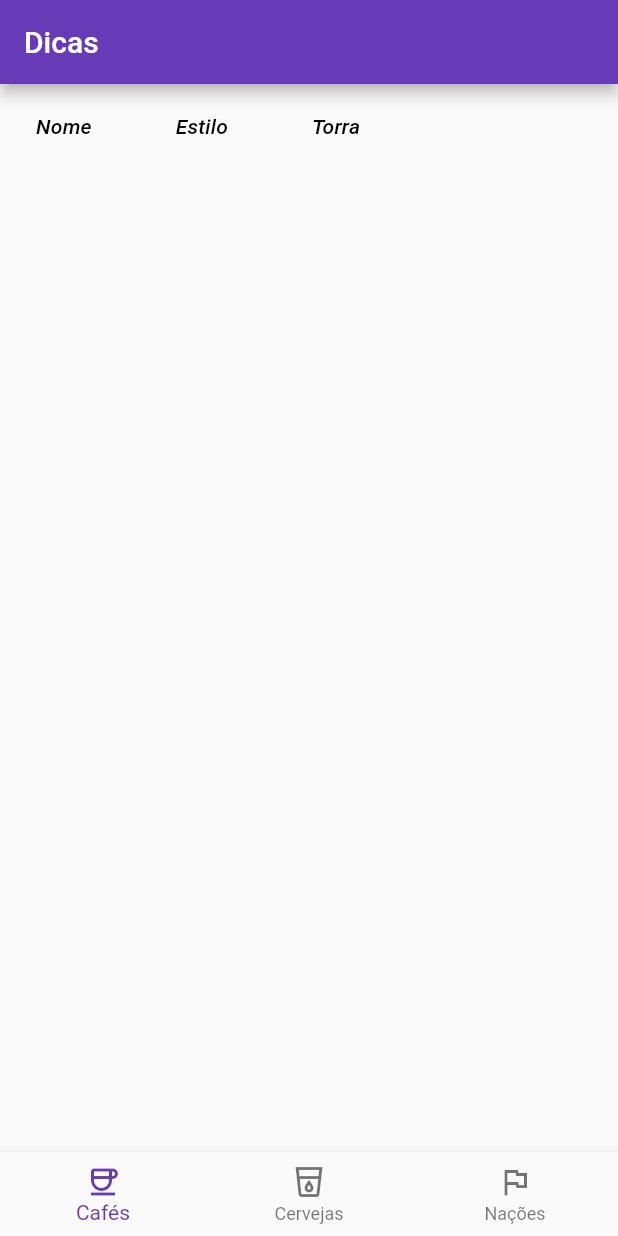
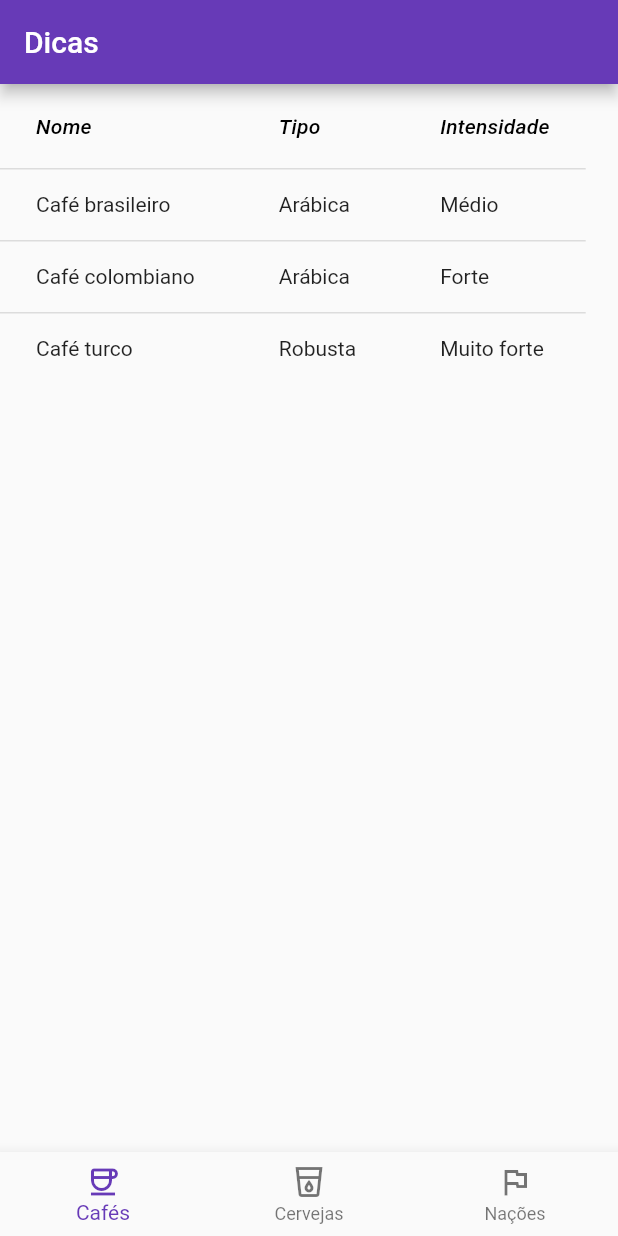
Before and after one commit to ErickBezerrar/POO-1, a Flutter app: the screen it shows after launch, on a phone screen of 412 x 824 dp. Run offline on Flutter 3.47's test engine with Material 2 defaults, Android fonts, the phone set to English and light mode, and no system bars; our stand-ins replace flutter_hooks; key blocks and very long unbroken strings in the code were emptied for the run.

Commit message:
Projeto flutter receita6 -> alterações DataService

```diff
--- a/receita6/lib/main.dart
+++ b/receita6/lib/main.dart
@@ -2,90 +2,157 @@ import 'package:flutter/material.dart';
 import 'package:flutter_hooks/flutter_hooks.dart';
 
 class DataService {
-  final ValueNotifier<List<Map<String, String>>> tableStateNotifier = new ValueNotifier([]);
-  int currentIndex = 0;
+  final ValueNotifier<List> tableStateNotifier = new ValueNotifier([]);
 
-  void carregar(index) {
-    currentIndex = index;
-    if (index == 0) {
-      carregarCafes();
-    } else if (index == 1) {
-      carregarCervejas();
-    } else if (index == 2) {
-      carregarNacoes();
+  final Map<int, List<Map<String, String>>> _dataMap = {
+    0: [
+      {
+        "name": "Café brasileiro",
+        "type": "Arábica",
+        "strength": "Médio"
+      },
+      {
+        "name": "Café colombiano",
+        "type": "Arábica",
+        "strength": "Forte"
+      },
+      {
+        "name": "Café turco",
+        "type": "Robusta",
+        "strength": "Muito forte"
+      }
+    ],
+
+    1: [
+      {
+        "name": "La Fin Du Monde",
+        "style": "Bock",
+        "ibu": "65"
+      },
+      {
+        "name": "Sapporo Premiume",
+        "style": "Sour Ale",
+        "ibu": "54"
+      },
+      {
+        "name": "Duvel",
+        "style": "Pilsner",
+        "ibu": "82"
+      }
+    ],
+
+    2: [
+      {
+        "name": "Brasil",
+        "continent": "América do Sul",
+        "population": "213,3 milhões"
+      },
+      {
+        "name": "Japão",
+        "continent": "Ásia",
+        "population": "126,5 milhões"
+      },
+      {
+        "name": "Itália",
+        "continent": "Europa",
+        "population": "60,4 milhões"
+      }
+    ],
+  };
+
+  void carregar(int index) {
+    tableStateNotifier.value = _dataMap[index] ?? [];
   }
 }
 
-  void carregarCervejas() {
-    tableStateNotifier.value = [
-      {"name": "La Fin Du Monde", "style": "Bock", "ibu": "65"},    ];
-  }
-
-  void carregarCafes() {
-    tableStateNotifier.value = [
-      {"name": "Café Brasil", "style": "Arábica", "torra": "Média"},    ];
-  }
-
-  void carregarNacoes() {
-    tableStateNotifier.value = [
-      {
-       "name": "Brasil",
-       "capital": "Brasília",
-       "populacao": "211 milhões"
-      },
-    ];
-  }
-}
 
 void main() {
   runApp(MyApp());
 }
 
-class MyApp extends StatelessWidget {
-  MyApp({Key? key}) : super(key: key);
+class MyApp extends StatefulWidget {
 
+  @override
+
+  _MyAppState createState() => _MyAppState();
+}
+
+class _MyAppState extends State<MyApp> {
   final DataService dataService = DataService();
 
+  int _selectedIndex = 0;
+
+  static const List<Map<String, dynamic>> _navBarItems = [
+    {
+      'label': 'Cafés',
+      'icon': Icon(Icons.coffee_outlined),
+      'columnNames': ['Nome', 'Tipo', 'Intensidade'],
+      'propertyNames': ['name', 'type', 'strength'],
+    },
+
+    {
+      'label': 'Cervejas',
+      'icon': Icon(Icons.local_drink_outlined),
+      'columnNames': ['Nome', 'Estilo', 'IBU'],
+      'propertyNames': ['name', 'style', 'ibu'],
+    },
+
+    {
+      'label': 'Nações',
+      'icon': Icon(Icons.flag_outlined),
+      'columnNames': ['Nome', 'Continente', 'População'],
+      'propertyNames': ['name', 'continent', 'population'],
+    },
+  ];
 
   @override
+
+  void initState() {
+    super.initState();
+    dataService.carregar(_selectedIndex);
+  }
+
+  void _onItemTapped(int index) {
+    setState(() {
+      _selectedIndex = index;
+      dataService.carregar(_selectedIndex);
+    });
+  }
+
+  @override
+
   Widget build(BuildContext context) {
+    final navBarItem = _navBarItems[_selectedIndex];
+
     return MaterialApp(
-      theme: ThemeData(primarySwatch: Colors.deepPurple),
+      theme: ThemeData(
+        primarySwatch: Colors.deepPurple,
+      ),
       debugShowCheckedModeBanner: false,
       home: Scaffold(
         appBar: AppBar(
-          title: const Text("Dicas"),
+          title: const Text('Dicas'),
         ),
-        body: ValueListenableBuilder(
+        body: ValueListenableBuilder<List>(
           valueListenable: dataService.tableStateNotifier,
-          builder: (_, value, __) {
-            switch (dataService.currentIndex) {
-              case 0:
+          builder: (context, value, child) {
             return DataTableWidget(
-                  jsonObjects: dataService.tableStateNotifier.value,
-                  propertyNames: ["name", "style", "torra"],
-                  columnNames: ["Nome", "Estilo", "Torra"],
+              jsonObjects: value,
+              columnNames: navBarItem['columnNames'],
+              propertyNames: navBarItem['propertyNames'],
             );
-              case 1:
-                return DataTableWidget(
-                  jsonObjects: dataService.tableStateNotifier.value,
-                  propertyNames: ["name", "style", "ibu"],
-                  columnNames: ["Nome", "Estilo", "IBU"],
-                );
-              case 2:
-                return DataTableWidget(
-                  jsonObjects: dataService.tableStateNotifier.value,
-                  propertyNames: ["name", "capital", "populacao"],
-                  columnNames: ["País", "Capital", "População"],
-                );
-              default:
-                return Container();
-            }
           },
         ),
-        bottomNavigationBar: NewNavBar(
-          itemSelectedCallback: dataService.carregar,
-          currentIndex: dataService.currentIndex,
+        bottomNavigationBar: BottomNavigationBar(
+          items: [
+            for (var item in _navBarItems)
+              BottomNavigationBarItem(
+                label: item['label'],
+                icon: item['icon'],
+              ),
+          ],
+          currentIndex: _selectedIndex,
+          onTap: _onItemTapped,
         ),
       ),
     );
@@ -93,21 +160,22 @@ class MyApp extends StatelessWidget {
 }
 
 
+
 class NewNavBar extends HookWidget {
-  final Function(int) itemSelectedCallback;
-  final int currentIndex;
+  final void Function(int)? onItemSelected;
 
-  NewNavBar({required this.itemSelectedCallback, required this.currentIndex});
+  NewNavBar({this.onItemSelected});
 
   @override
+
   Widget build(BuildContext context) {
-    final state = useState<int>(1);
+    var state = useState(1);
     return BottomNavigationBar(
         onTap: (index) {
           state.value = index;
-        itemSelectedCallback(index);
+          onItemSelected?.call(index);
         },
-      currentIndex: currentIndex,
+        currentIndex: state.value,
         items: const [
           BottomNavigationBarItem(
             label: "Cafés",
@@ -120,60 +188,40 @@ class NewNavBar extends HookWidget {
           BottomNavigationBarItem(
             label: "Nações",
             icon: Icon(Icons.flag_outlined),
-        ),
-      ],
-    );
+          )
+        ]);
   }
 }
 
+
+
 class DataTableWidget extends StatelessWidget {
+
   final List jsonObjects;
   final List<String> columnNames;
   final List<String> propertyNames;
 
-  DataTableWidget({
-    this.jsonObjects = const [],
-    this.columnNames = const ["Nome", "Estilo", "IBU"],
-    this.propertyNames = const ["name", "style", "ibu"],
-  });
-
-  DataTableWidget.cafes({
-    required this.jsonObjects,
-    this.columnNames = const ["Nome", "Estilo", "Torra"],
-    this.propertyNames = const ["name", "style", "torra"],
-  });
-
-  DataTableWidget.nacoes({
-    required this.jsonObjects,
-    this.columnNames = const ["Nome", "Capital", "População"],
-    this.propertyNames = const ["name", "capital", "populacao"],
-  });
+  DataTableWidget({this.jsonObjects = const [], this.columnNames = const [], this.propertyNames = const []});
 
   @override
+
   Widget build(BuildContext context) {
     return DataTable(
         columns: columnNames
             .map(
               (name) => DataColumn(
-              label: Expanded(
-                child: Text(name, style: TextStyle(fontStyle: FontStyle.italic)),
+                label: Expanded(child: Text(name, style: TextStyle(fontStyle: FontStyle.italic))),
               ),
-            ),
-          )
-          .toList(),
+            ).toList(),
         rows: jsonObjects
             .map(
               (obj) => DataRow(
                 cells: propertyNames
                     .map(
-                    (propName) => DataCell(
-                      Text(obj[propName]),
+                      (propName) => DataCell(Text(obj[propName] ?? "")),
+                    ).toList(),
               ),
-                  )
-                  .toList(),
-            ),
-          )
-          .toList(),
+            ).toList()
           );
   }
 }
```
Lines whose indentation alone changed are shown as unchanged.
